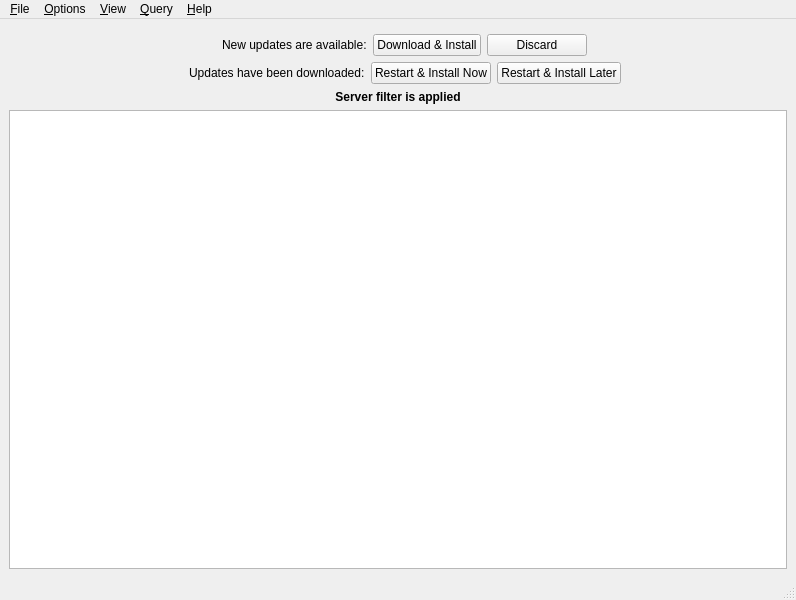
Above: src/core/gui/mainwindow.ui from DoomseekerTeam/Doomseeker before the change. Below: the same form after it.
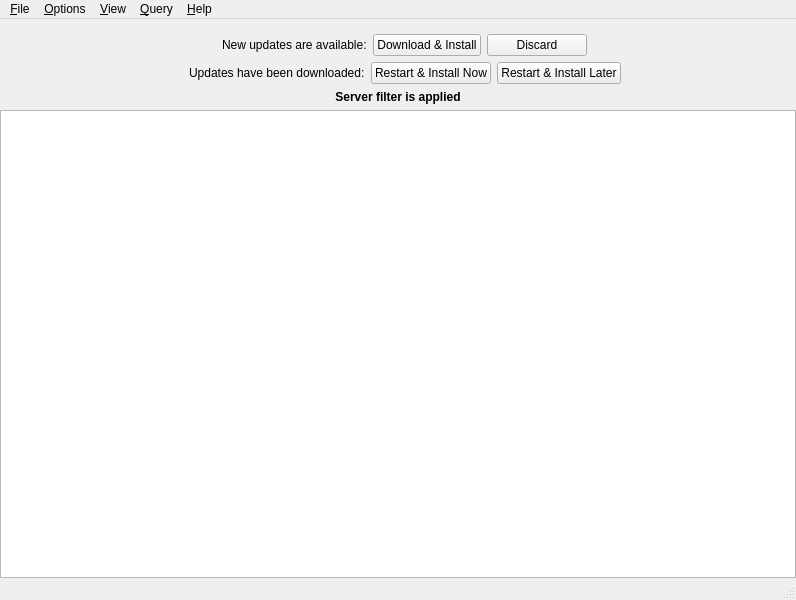
That is the form after the change. Icons and pictures are not drawn. Custom widgets are drawn as their Qt base class.

Commit message: Remove padding in the dockable widgets (#3676)

Diff of the .ui file:
```diff
--- a/src/core/gui/mainwindow.ui
+++ b/src/core/gui/mainwindow.ui
@@ -18,6 +18,15 @@
   </property>
   <widget class="QWidget" name="centralwidget">
    <layout class="QVBoxLayout" name="verticalLayout">
+    <property name="leftMargin">
+     <number>0</number>
+    </property>
+    <property name="rightMargin">
+     <number>0</number>
+    </property>
+    <property name="bottomMargin">
+     <number>0</number>
+    </property>
     <item>
      <widget class="ImportantMessagesWidget" name="importantMessagesWidget" native="true">
       <property name="sizePolicy">
```
Left out of the diff: 22 changed lines with no effect on the pictures. The commit also changes 7 other files.
